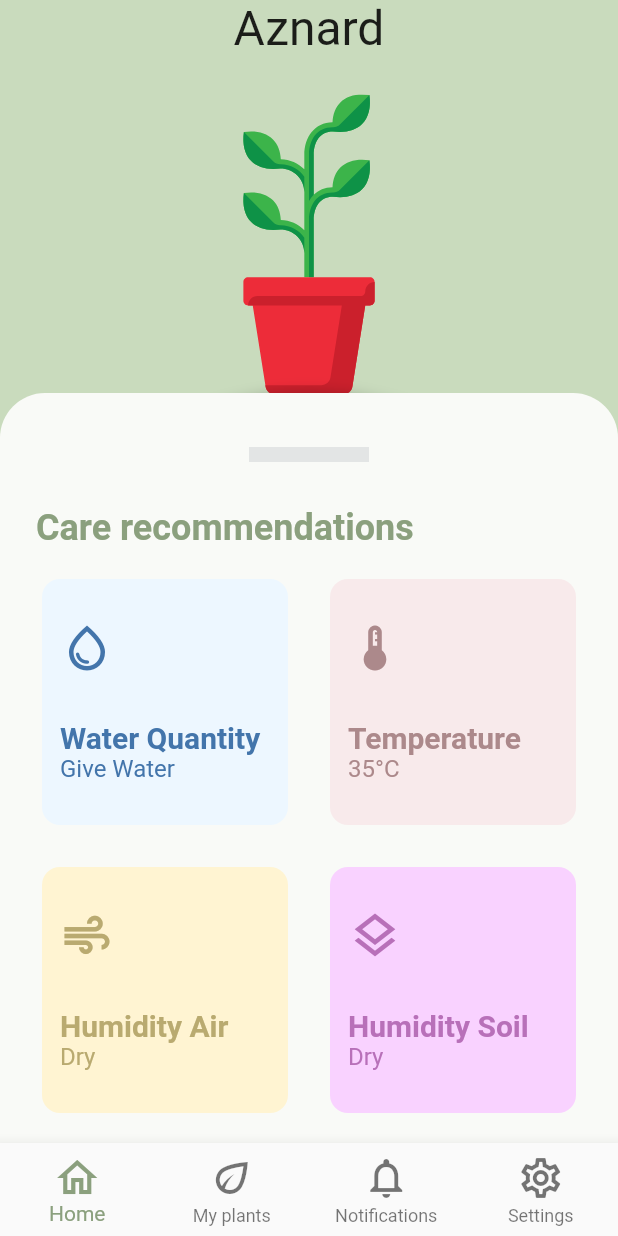
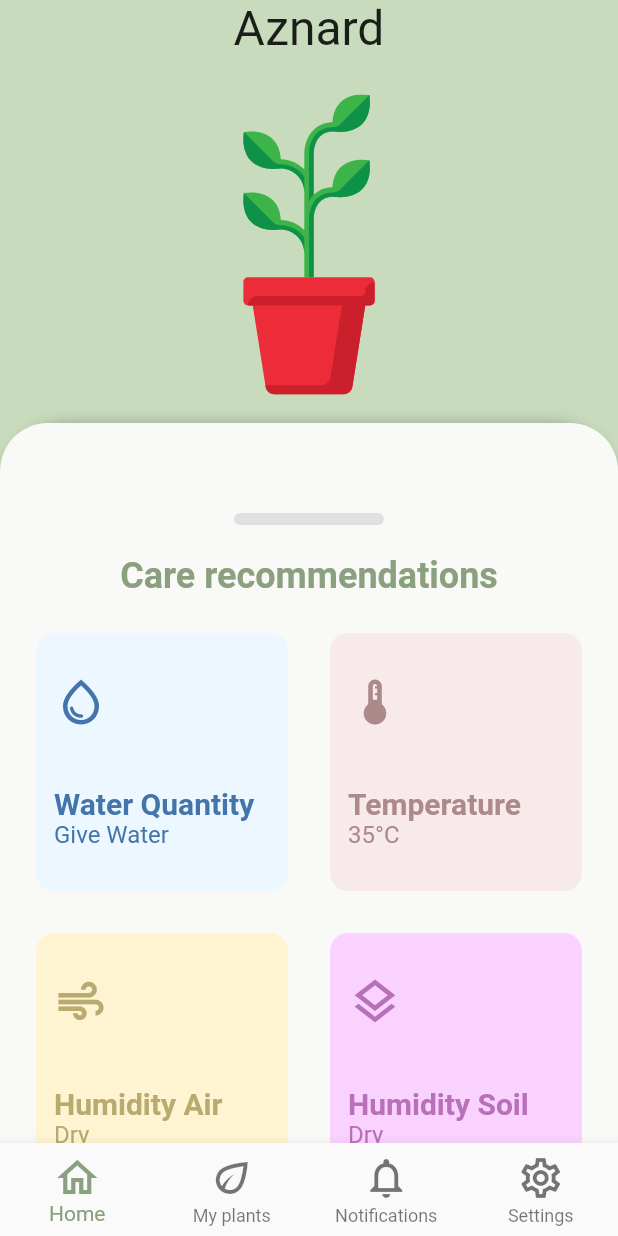
Before and after one commit to Cerfio/Plant, a Flutter app: the screen it shows after launch, on a phone screen of 412 x 824 dp. Run offline on Flutter 3.47's test engine with Material 2 defaults, Android fonts, the light colour scheme and no system bars; drawn by our look-alikes of sliding_up_panel; our stand-ins replace badges, flutter_svg.

Commit message:
page plant enable click on card

```diff
--- a/mobile/lib/main.dart
+++ b/mobile/lib/main.dart
@@ -1,11 +1,5 @@
 import 'package:flutter/material.dart';
 import 'package:plant_iot_epitech/pages/plant.dart';
-import 'package:plant_iot_epitech/ui/cards_elementary/card_elementary_humidity_air.dart';
-import 'package:plant_iot_epitech/ui/cards_elementary/card_elementary_humidity_soil.dart';
-import 'package:plant_iot_epitech/ui/cards_elementary/card_elementary_light.dart';
-import 'package:plant_iot_epitech/ui/cards_elementary/card_elementary_pressure.dart';
-import 'package:plant_iot_epitech/ui/cards_elementary/card_elementary_temperature.dart';
-import 'package:plant_iot_epitech/ui/cards_elementary/card_elementary_water.dart';
 
 void main() {
   runApp(const MyApp());
@@ -45,7 +39,7 @@ class _MyHomePageState extends State<MyHomePage> {
   @override
   Widget build(BuildContext context) {
     return Scaffold(
-      body: const Plant(),
+      body: Plant(),
       bottomNavigationBar: BottomNavigationBar(
         type: BottomNavigationBarType.fixed,
         items: const <BottomNavigationBarItem>[
--- a/mobile/lib/pages/plant.dart
+++ b/mobile/lib/pages/plant.dart
@@ -1,5 +1,6 @@
 import 'package:flutter/material.dart';
 import 'package:flutter_svg/flutter_svg.dart';
+import 'package:plant_iot_epitech/ui/cards/card_lengthen.dart';
 import 'package:plant_iot_epitech/ui/cards_elementary/card_elementary_age.dart';
 import 'package:plant_iot_epitech/ui/cards_elementary/card_elementary_battery.dart';
 import 'package:plant_iot_epitech/ui/cards_elementary/card_elementary_humidity_air.dart';
@@ -11,87 +12,30 @@ import 'package:plant_iot_epitech/ui/cards_elementary/card_elementary_water.dart
 import 'package:sliding_up_panel/sliding_up_panel.dart';
 
 class Plant extends StatelessWidget {
-  const Plant({super.key});
+  Plant({super.key});
+  //Don't forgert to move to another file
+  final Widget tomatoPlant = SvgPicture.asset('assets/plants/tomato_plant.svg',
+      semanticsLabel: 'Palm leaf', fit: BoxFit.cover);
 
   @override
   Widget build(BuildContext context) {
-    final Widget tomatoPlant = SvgPicture.asset(
-        'assets/plants/tomato_plant.svg',
-        semanticsLabel: 'Palm leaf',
-        fit: BoxFit.cover);
     return Container(
       height: MediaQuery.of(context).size.height,
       width: MediaQuery.of(context).size.width,
       color: const Color(0xffC9DBBD),
       child: SlidingUpPanel(
         parallaxEnabled: true,
-        parallaxOffset: 0.5,
+        panelSnapping: true,
         borderRadius: const BorderRadius.only(
-            topLeft: Radius.circular(1000), topRight: Radius.circular(1000)),
+            topLeft: Radius.circular(45), topRight: Radius.circular(45)),
         maxHeight: MediaQuery.of(context).size.height - 10,
-        minHeight: 500,
-        panel: Container(
-          padding: EdgeInsetsGeometry.lerp(const EdgeInsets.only(top: 20),
-              const EdgeInsets.only(top: 20), 0.5),
-          decoration: const BoxDecoration(
-            color: Color(0xffF9FAF7),
-            borderRadius: BorderRadius.only(
-              topLeft: Radius.circular(30.0),
-              topRight: Radius.circular(30.0),
+        minHeight: 480,
+        panelBuilder: (ScrollController sc) => Container(
+            decoration: const BoxDecoration(
+              color: Color(0xffF9FAF7),
+              borderRadius: BorderRadius.all(Radius.circular(32)),
             ),
-          ),
-          child: Padding(
-            padding: const EdgeInsets.symmetric(horizontal: 24, vertical: 16.0),
-            child: Column(
-              crossAxisAlignment: CrossAxisAlignment.start,
-              children: [
-                SizedBox(
-                  child: Row(
-                      mainAxisAlignment: MainAxisAlignment.center,
-                      children: [
-                        Container(
-                          width: 80,
-                          height: 10,
-                          color: const Color(0xffE3E5E5),
-                        ),
-                      ]),
-                ),
-                const SizedBox(
-                  height: 30,
-                ),
-                const Text(
-                  "Care recommendations",
-                  style: TextStyle(
-                    fontSize: 24,
-                    fontWeight: FontWeight.w600,
-                    color: Color(0xff8BA07E),
-                  ),
-                ),
-                Expanded(
-                  child: GridView.count(
-                    padding: const EdgeInsets.only(top: 16),
-                    crossAxisCount: 2,
-                    mainAxisSpacing: 20,
-                    crossAxisSpacing: 20,
-                    children: const [
-                      CardElementaryWater(),
-                      CardElementaryTemperature(),
-                      CardElementaryHumidityAir(),
-                      CardElementaryHumiditySoil(),
-                      CardElementaryLight(),
-                      CardElementaryPressure(),
-                      CardElementaryAge(),
-                      CardElementaryBattery(),
-                      SizedBox(
-                        height: 1,
-                      )
-                    ],
-                  ),
-                ),
-              ],
-            ),
-          ),
-        ),
+            child: _scrollingList(sc, context)),
         body: Center(
           child: SafeArea(
             child: Row(
@@ -118,4 +62,117 @@ class Plant extends StatelessWidget {
       ),
     );
   }
+
+  Widget _scrollingList(ScrollController sc, BuildContext context) {
+    return ListView(
+      padding: const EdgeInsets.only(top: 60, bottom: 130),
+      controller: sc,
+      children: [
+        Row(
+          mainAxisAlignment: MainAxisAlignment.center,
+          children: <Widget>[
+            Container(
+              width: 100,
+              height: 8,
+              decoration: BoxDecoration(
+                  color: Colors.grey[300],
+                  borderRadius: const BorderRadius.all(Radius.circular(12.0))),
+            ),
+          ],
+        ),
+        const SizedBox(height: 20),
+        const Text(
+          "Care recommendations",
+          style: TextStyle(
+            fontSize: 24,
+            fontWeight: FontWeight.w600,
+            color: Color(0xff8BA07E),
+          ),
+          textAlign: TextAlign.center,
+        ),
+        const SizedBox(height: 20),
+        SizedBox(
+          width: MediaQuery.of(context).size.width,
+          height: 180,
+          child: Row(
+            children: const [
+              SizedBox(width: 20),
+              CardElementaryWater(),
+              SizedBox(width: 20),
+              CardElementaryTemperature(),
+              SizedBox(width: 20),
+            ],
+          ),
+        ),
+        const SizedBox(height: 20),
+        SizedBox(
+          width: MediaQuery.of(context).size.width,
+          height: 180,
+          child: Row(
+            children: const [
+              SizedBox(width: 20),
+              CardElementaryHumidityAir(),
+              SizedBox(width: 20),
+              CardElementaryHumiditySoil(),
+              SizedBox(width: 20),
+            ],
+          ),
+        ),
+        const SizedBox(height: 20),
+        SizedBox(
+          width: MediaQuery.of(context).size.width,
+          height: 180,
+          child: Row(
+            children: const [
+              SizedBox(width: 20),
+              CardElementaryLight(),
+              SizedBox(width: 20),
+              CardElementaryBattery(),
+              SizedBox(width: 20),
+            ],
+          ),
+        ),
+        const SizedBox(height: 20),
+        SizedBox(
+          width: MediaQuery.of(context).size.width,
+          height: 180,
+          child: Row(
+            children: const [
+              SizedBox(width: 20),
+              CardElementaryPressure(),
+              SizedBox(width: 20),
+              CardElementaryAge(),
+              SizedBox(width: 20),
+            ],
+          ),
+        ),
+        const SizedBox(height: 20),
+        Padding(
+          padding: const EdgeInsets.only(left: 20, right: 20),
+          child: Column(
+            crossAxisAlignment: CrossAxisAlignment.stretch,
+            children: [
+              const CardLengthen(title: "Nickname", subtitle: "Aznard"),
+              const SizedBox(height: 20),
+              const CardLengthen(title: "More Informations"),
+              const SizedBox(height: 20),
+              const CardLengthen(title: "Plant Care"),
+              const SizedBox(height: 20),
+              TextButton(
+                onPressed: () {},
+                child: const Text(
+                  "Unlink Plant",
+                  style: TextStyle(
+                    fontSize: 16,
+                    fontWeight: FontWeight.w600,
+                    color: Color(0xff980A0A),
+                  ),
+                ),
+              )
+            ],
+          ),
+        ),
+      ],
+    );
+  }
 }
--- a/mobile/lib/ui/cards_elementary/card_elementary_base.dart
+++ b/mobile/lib/ui/cards_elementary/card_elementary_base.dart
@@ -1,4 +1,5 @@
 import 'package:flutter/material.dart';
+import 'package:plant_iot_epitech/pages/plant_elementary.dart';
 
 class CardElementaryBase extends StatelessWidget {
   const CardElementaryBase(
@@ -20,7 +21,15 @@ class CardElementaryBase extends StatelessWidget {
 
   @override
   Widget build(BuildContext context) {
-    return SizedBox(
+    return Expanded(
+      child: GestureDetector(
+        onTap: () {
+          Navigator.of(context).push(
+            MaterialPageRoute(
+              builder: (context) => PlantElementary(),
+            ),
+          );
+        },
         child: Card(
           elevation: 0,
           color: backgroundColor,
@@ -64,6 +73,7 @@ class CardElementaryBase extends StatelessWidget {
             ),
           ),
         ),
+      ),
     );
   }
 }
--- a/mobile/pubspec.yaml
+++ b/mobile/pubspec.yaml
@@ -37,6 +37,7 @@ dependencies:
   cupertino_icons: ^1.0.2
   flutter_svg: ^1.1.6
   sliding_up_panel: ^2.0.0+1
+  badges: ^2.0.3
 
 dev_dependencies:
   flutter_test:
@@ -63,6 +64,7 @@ flutter:
   assets:
     - assets/
     - assets/plants/
+    - assets/elementaries/
 
   # An image asset can refer to one or more resolution-specific "variants", see
   # https://flutter.dev/assets-and-images/#resolution-aware
```
Also changed, not shown: mobile/lib/pages/plant_elementary.dart (added, +139 -0 lines), mobile/lib/ui/cards/card_lengthen.dart (added, +60 -0 lines), mobile/assets/elementaries/water.svg (added). Lines whose indentation alone changed are shown as unchanged.
